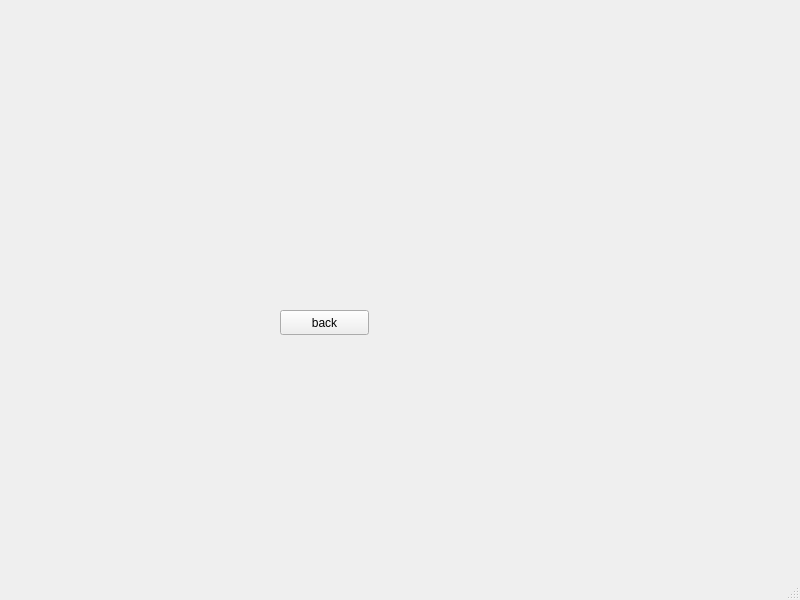
The window that src/geek-calculator/mainwindow.ui (Jelena-Zivovic/RS014-geek-calculator) describes before a commit, drawn with Qt 5.
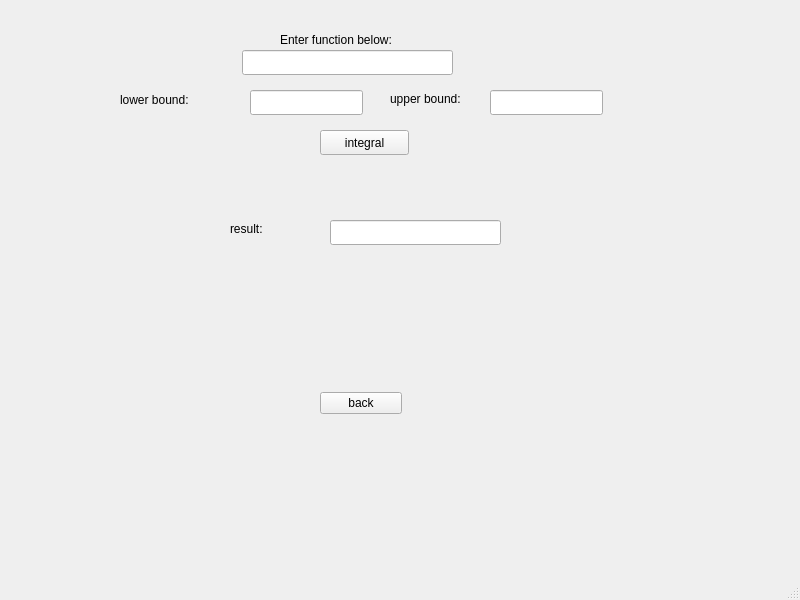
The same window after the commit. The open tabs and pages were chosen to show the change.

Commit message: calculate integral of entered function

```diff
--- a/src/geek-calculator/mainwindow.ui
+++ b/src/geek-calculator/mainwindow.ui
@@ -17,10 +17,10 @@
    <widget class="QStackedWidget" name="stackedWidgets">
     <property name="geometry">
      <rect>
-      <x>80</x>
-      <y>60</y>
-      <width>481</width>
-      <height>301</height>
+      <x>100</x>
+      <y>30</y>
+      <width>521</width>
+      <height>421</height>
      </rect>
     </property>
     <property name="currentIndex">
@@ -95,17 +95,137 @@
      </widget>
     </widget>
     <widget class="QWidget" name="functionsPage">
-     <widget class="QPushButton" name="goBackToMainPage2">
+     <widget class="QWidget" name="verticalLayoutWidget">
       <property name="geometry">
        <rect>
-        <x>200</x>
-        <y>250</y>
+        <x>220</x>
+        <y>360</y>
+        <width>82</width>
+        <height>27</height>
+       </rect>
+      </property>
+      <layout class="QVBoxLayout" name="verticalLayout_2">
+       <item>
+        <widget class="QPushButton" name="goBackToMainPage2">
+         <property name="text">
+          <string>back</string>
+         </property>
+        </widget>
+       </item>
+      </layout>
+     </widget>
+     <widget class="QLabel" name="enterFunctionLabel">
+      <property name="geometry">
+       <rect>
+        <x>180</x>
+        <y>0</y>
+        <width>201</width>
+        <height>20</height>
+       </rect>
+      </property>
+      <property name="minimumSize">
+       <size>
+        <width>201</width>
+        <height>0</height>
+       </size>
+      </property>
+      <property name="styleSheet">
+       <string notr="true">text-align: right;</string>
+      </property>
+      <property name="text">
+       <string>Enter function below:</string>
+      </property>
+     </widget>
+     <widget class="QLineEdit" name="enteredFunctionLineEdit">
+      <property name="geometry">
+       <rect>
+        <x>142</x>
+        <y>20</y>
+        <width>211</width>
+        <height>25</height>
+       </rect>
+      </property>
+     </widget>
+     <widget class="QPushButton" name="integralValueFunction">
+      <property name="geometry">
+       <rect>
+        <x>220</x>
+        <y>100</y>
         <width>89</width>
         <height>25</height>
        </rect>
       </property>
       <property name="text">
-       <string>back</string>
+       <string>integral</string>
+      </property>
+     </widget>
+     <widget class="QLineEdit" name="resultLineEdit">
+      <property name="geometry">
+       <rect>
+        <x>230</x>
+        <y>190</y>
+        <width>171</width>
+        <height>25</height>
+       </rect>
+      </property>
+     </widget>
+     <widget class="QLabel" name="resultLabel">
+      <property name="geometry">
+       <rect>
+        <x>130</x>
+        <y>190</y>
+        <width>67</width>
+        <height>17</height>
+       </rect>
+      </property>
+      <property name="text">
+       <string>result:</string>
+      </property>
+     </widget>
+     <widget class="QLineEdit" name="lowerBoundLineEdit">
+      <property name="geometry">
+       <rect>
+        <x>150</x>
+        <y>60</y>
+        <width>113</width>
+        <height>25</height>
+       </rect>
+      </property>
+     </widget>
+     <widget class="QLineEdit" name="upperBoundLineEdit">
+      <property name="geometry">
+       <rect>
+        <x>390</x>
+        <y>60</y>
+        <width>113</width>
+        <height>25</height>
+       </rect>
+      </property>
+     </widget>
+     <widget class="QLabel" name="label">
+      <property name="geometry">
+       <rect>
+        <x>20</x>
+        <y>60</y>
+        <width>111</width>
+        <height>20</height>
+       </rect>
+      </property>
+      <property name="text">
+       <string>lower bound:</string>
+      </property>
+     </widget>
+     <widget class="QLabel" name="label_2">
+      <property name="geometry">
+       <rect>
+        <x>290</x>
+        <y>60</y>
+        <width>91</width>
+        <height>17</height>
+       </rect>
+      </property>
+      <property name="text">
+       <string>upper bound:</string>
       </property>
      </widget>
     </widget>
```
Left out of the diff: 6 changed lines with no effect on the pictures. The commit also changes 6 other files.
